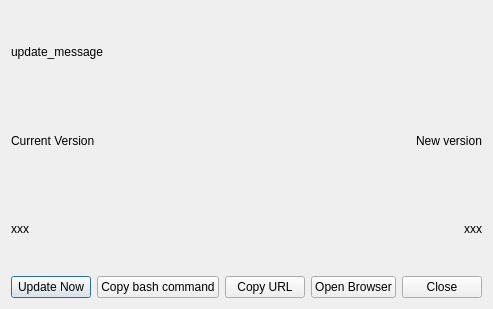
giacomogroppi/writernote-qt, file src/windows/showmessageupdate.ui: the form before one commit.
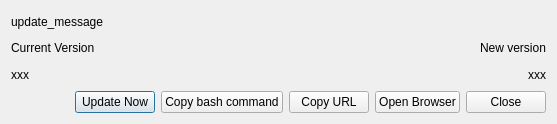
The form after the commit.

```diff
--- a/src/windows/showmessageupdate.ui
+++ b/src/windows/showmessageupdate.ui
@@ -6,8 +6,8 @@
    <rect>
     <x>0</x>
     <y>0</y>
-    <width>458</width>
-    <height>309</height>
+    <width>557</width>
+    <height>124</height>
    </rect>
   </property>
   <property name="windowTitle">
```
